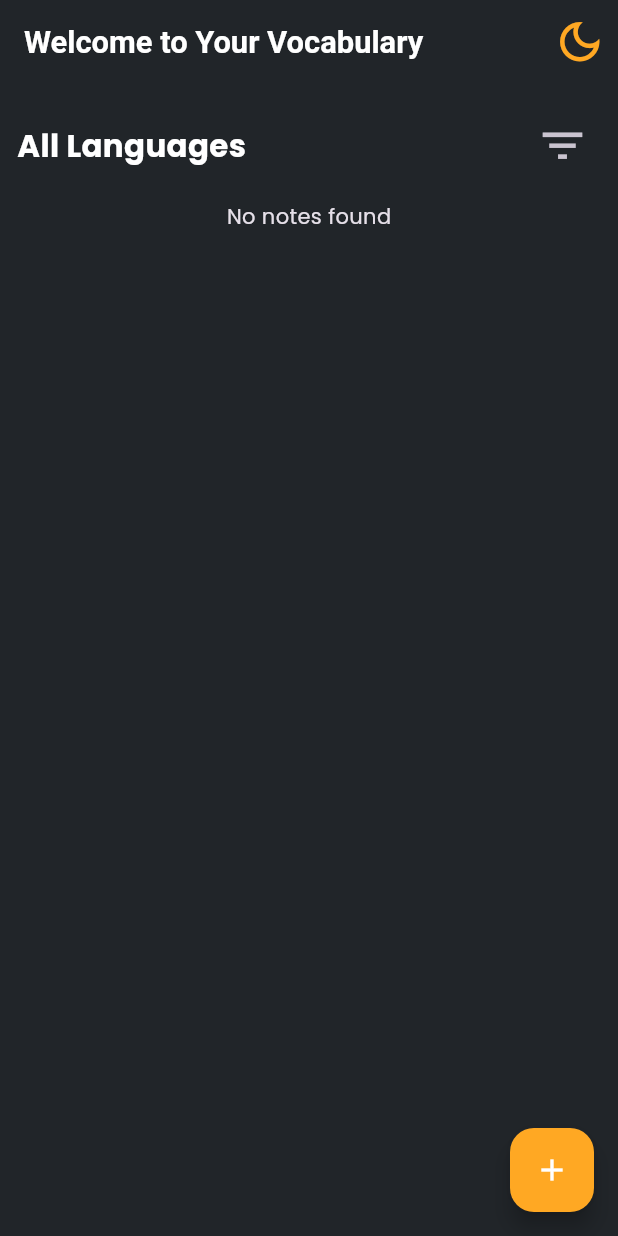
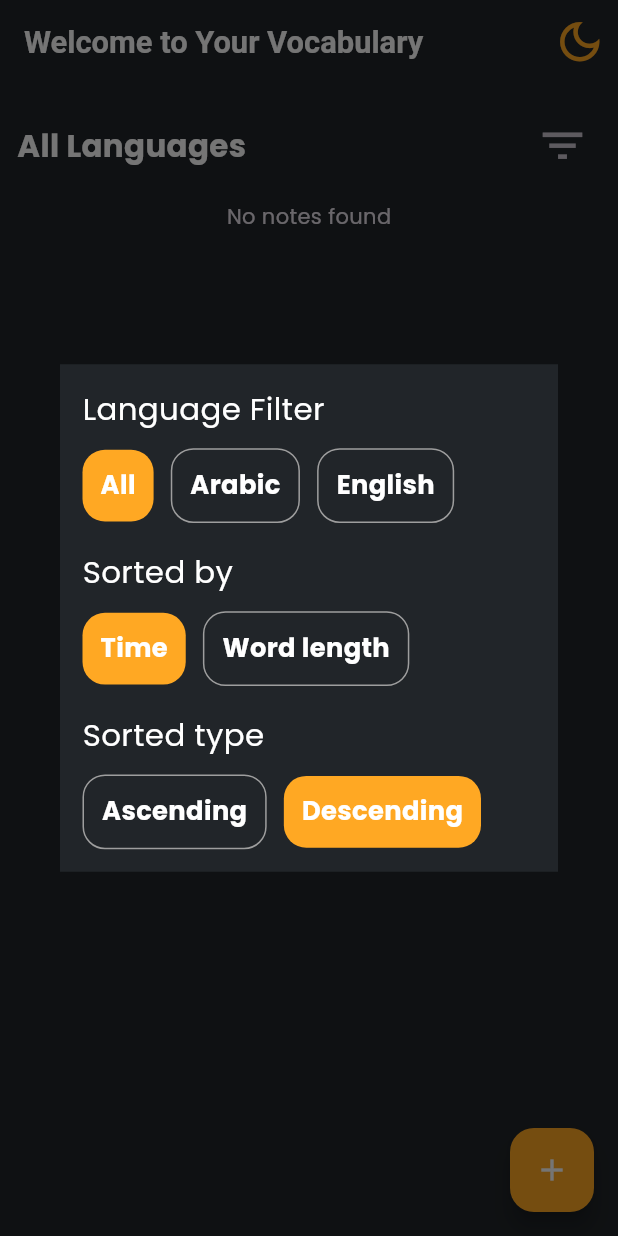
Before and after one commit to AbdoAlHady/Vocabulary_Note, a Flutter app: the screen it shows after launch, after a tap on the "filter list" icon, on a phone screen of 412 x 824 dp. Run offline on Flutter 3.47's test engine with Material 3 defaults, Android fonts, the phone set to English and light mode, and no system bars; drawn by our look-alikes of animated_text_kit; our stand-ins replace animated_background, delightful_toast, flutter_bloc, flutter_screenutil, flutter_svg, get_it and 1 more; accounts and stored records are empty.

Commit message:
- added filter for words

```diff
--- /dev/null
+++ b/devtools_options.yaml
@@ -0,0 +1,3 @@
+description: This file stores settings for Dart & Flutter DevTools.
+documentation: https://docs.flutter.dev/tools/devtools/extensions#configure-extension-enablement-states
+extensions:
--- a/lib/core/theme/app_text_styles.dart
+++ b/lib/core/theme/app_text_styles.dart
@@ -5,6 +5,12 @@ import 'package:vocabulary_note/core/theme/app_colors.dart';
 abstract class AppTextStyles{
 
 
+
+  static TextStyle font15WhiteBold= TextStyle(
+    fontSize: 15.sp,
+    fontWeight: FontWeight.w700,
+    color: AppColors.white,
+  );
   static  TextStyle font18DarkMedium= TextStyle(
     fontSize: 18.sp,
     fontWeight: FontWeight.w100,
--- a/lib/data/repos/note_repo.dart
+++ b/lib/data/repos/note_repo.dart
@@ -23,11 +23,11 @@ class NoteRepo {
   }
 
   // Get the note from the database by index
-  List<NoteModel> getAllNoteFromDatabase(
+  Future<List<NoteModel>> getAllNoteFromDatabase(
       {required LanguageFilter languageFilter,
       required SortedBy sortedBy,
-      required SortType sortType}) {
-    final noteList = noteBox!.values.toList();
+      required SortType sortType}) async {
+    final noteList = getNotesFromDatabase;
     _removeUnWantedWords(noteList, languageFilter);
     _applySorting(noteList, sortedBy, sortType);
     return noteList;
@@ -39,12 +39,13 @@ class NoteRepo {
       return;
     }
 
-    for (var note in noteList) {
+    for (var i = 0; i < noteList.length; i++) {
       if (languageFilter == LanguageFilter.arabicOnly &&
-              note.isArabic == false ||
+              noteList[i].isArabic == false ||
           languageFilter == LanguageFilter.englishOnly &&
-              note.isArabic == true) {
-        noteList.remove(note);
+              noteList[i].isArabic == true) {
+        noteList.removeAt(i);
+        i--;
       }
     }
   }
@@ -56,9 +57,9 @@ class NoteRepo {
         return;
       }
       _reverseList(noteList);
-    }else{
-      noteList.sort((a,b)=>a.text.length.compareTo(b.text.length));
-      if(sortType == SortType.ascending){
+    } else {
+      noteList.sort((a, b) => a.text.length.compareTo(b.text.length));
+      if (sortType == SortType.ascending) {
         return;
       }
       _reverseList(noteList);
@@ -66,10 +67,10 @@ class NoteRepo {
   }
 
   _reverseList(List<NoteModel> noteList) {
-   for(int i = 0; i < noteList.length ~/ 2; i++) {
-     final temp = noteList[i];
-     noteList[i] = noteList[noteList.length - i - 1];
-     noteList[noteList.length - i - 1] = temp;
-   }
+    for (int i = 0; i < noteList.length ~/ 2; i++) {
+      final temp = noteList[i];
+      noteList[i] = noteList[noteList.length - i - 1];
+      noteList[noteList.length - i - 1] = temp;
+    }
   }
 }
--- a/lib/logic/read_note_cubit/read_note_cubit.dart
+++ b/lib/logic/read_note_cubit/read_note_cubit.dart
@@ -1,9 +1,7 @@
 import 'package:flutter/foundation.dart';
 import 'package:flutter_bloc/flutter_bloc.dart';
 import 'package:vocabulary_note/core/enums/enums.dart';
-import 'package:vocabulary_note/data/models/note_model.dart';
 import 'package:vocabulary_note/data/repos/note_repo.dart';
-import 'package:vocabulary_note/helpers/hive_service.dart';
 import 'package:vocabulary_note/logic/read_note_cubit/read_note_state.dart';
 
 class ReadNoteCubit extends Cubit<ReadNoteState> {
@@ -17,22 +15,25 @@ class ReadNoteCubit extends Cubit<ReadNoteState> {
   void setLanguageFilter(LanguageFilter languageFilter) {
     this.languageFilter = languageFilter;
     emit(ReadNoteInitial());
+    getNotesFromDatabase();
   }
 
   void setSortedBy(SortedBy sortedBy) {
     this.sortedBy = sortedBy;
     emit(ReadNoteInitial());
+    getNotesFromDatabase();
   }
 
   void setSortType(SortType sortType) {
     this.sortType = sortType;
     emit(ReadNoteInitial());
+    getNotesFromDatabase();
   }
 
   void getNotesFromDatabase() async {
     emit(ReadNoteLoadingState());
     try {
-      final noteList = _repo.getAllNoteFromDatabase(
+      final noteList = await _repo.getAllNoteFromDatabase(
           languageFilter: languageFilter,
           sortedBy: sortedBy,
           sortType: sortType);
--- a/lib/ui/screens/home_screen.dart
+++ b/lib/ui/screens/home_screen.dart
@@ -18,9 +18,7 @@ class HomeScreen extends StatelessWidget {
 
   @override
   Widget build(BuildContext context) {
-    return BlocProvider(
-      create: (context) => ReadNoteCubit(getIt())..getNotesFromDatabase(),
-      child: Builder(builder: (context) {
+    return Builder(builder: (context) {
       return Scaffold(
         appBar: const HomeAppBar(),
         floatingActionButton: FloatingActionButton(
@@ -55,7 +53,6 @@ class HomeScreen extends StatelessWidget {
           ),
         ),
       );
-      }),
-    );
+    });
   }
 }
--- /dev/null
+++ b/lib/ui/widgets/home/filter_dialog/filter_buttons_widgets.dart
@@ -0,0 +1,40 @@
+import 'package:flutter/material.dart';
+import 'package:flutter_screenutil/flutter_screenutil.dart';
+import 'package:vocabulary_note/core/theme/app_colors.dart';
+import 'package:vocabulary_note/core/theme/app_text_styles.dart';
+import 'package:vocabulary_note/core/utis/extensions.dart';
+
+class FilterButtonsWidgets extends StatelessWidget {
+  const FilterButtonsWidgets(
+      {super.key,
+      required this.labels,
+      required this.onTaps,
+      required this.conditions});
+  final List<String> labels;
+  final List<VoidCallback> onTaps;
+  final List<bool> conditions;
+
+  @override
+  Widget build(BuildContext context) {
+    return Row(
+      children: List.generate(
+          labels.length,
+          (index) => GestureDetector(
+            onTap: onTaps[index],
+            child: Container(
+                  padding: EdgeInsets.symmetric(vertical: 10.w, horizontal: 10.h),
+                  margin: EdgeInsets.only(right: 10.w),
+                  decoration: BoxDecoration(
+                      border:conditions[index]?null : Border.all(color: Colors.grey),
+                      borderRadius: BorderRadius.circular(15),
+                      color:conditions[index]? AppColors.primary:null),
+                  child: Text(
+                    labels[index],
+                    style: AppTextStyles.font15WhiteBold.copyWith(
+                        color: conditions[index] ? AppColors.white : context.isDark()?AppColors.white: AppColors.dark),
+                  ),
+                ),
+          )),
+    );
+  }
+}
--- /dev/null
+++ b/lib/ui/widgets/home/filter_dialog/filters_dialog.dart
@@ -0,0 +1,36 @@
+import 'package:flutter/material.dart';
+import 'package:vocabulary_note/core/theme/app_colors.dart';
+import 'package:vocabulary_note/core/utis/extensions.dart';
+import 'package:vocabulary_note/helpers/spacing.dart';
+import 'package:vocabulary_note/ui/widgets/home/filter_dialog/language_filter.dart';
+import 'package:vocabulary_note/ui/widgets/home/filter_dialog/sorted_by_filter.dart';
+import 'package:vocabulary_note/ui/widgets/home/filter_dialog/sorted_type_filter.dart';
+
+class FiltersDialog extends StatelessWidget {
+  const FiltersDialog({super.key});
+
+  @override
+  Widget build(BuildContext context) {
+    return Dialog(
+      backgroundColor: context.isDark() ? AppColors.dark : AppColors.white,
+      shape: const RoundedRectangleBorder(
+        borderRadius: BorderRadius.zero,
+      ),
+      child:  Padding(
+        padding: const EdgeInsets.all(15),
+        child: Column(
+          crossAxisAlignment: CrossAxisAlignment.start,
+          mainAxisSize: MainAxisSize.min,
+          children: [
+            const LanguageFilterWidget(),
+            verticalSpace(15),
+            const SortedByFilter(),
+            verticalSpace(15),
+            const SortedTypeFilter()
+
+          ],
+        ),
+      ),
+    );
+  }
+}
--- /dev/null
+++ b/lib/ui/widgets/home/filter_dialog/language_filter.dart
@@ -0,0 +1,58 @@
+import 'package:flutter/material.dart';
+import 'package:flutter_bloc/flutter_bloc.dart';
+import 'package:vocabulary_note/core/theme/app_colors.dart';
+import 'package:vocabulary_note/core/theme/app_text_styles.dart';
+import 'package:vocabulary_note/core/utis/extensions.dart';
+import 'package:vocabulary_note/helpers/spacing.dart';
+import 'package:vocabulary_note/logic/read_note_cubit/read_note_state.dart';
+import 'package:vocabulary_note/ui/widgets/home/filter_dialog/filter_buttons_widgets.dart';
+
+import '../../../../core/enums/enums.dart';
+import '../../../../logic/read_note_cubit/read_note_cubit.dart';
+
+class LanguageFilterWidget extends StatelessWidget {
+  const LanguageFilterWidget({
+    super.key,
+  });
+
+  @override
+  Widget build(BuildContext context) {
+    return BlocBuilder<ReadNoteCubit, ReadNoteState>(
+      builder: (context, state) {
+        return Column(
+          crossAxisAlignment: CrossAxisAlignment.start,
+          children: [
+            Text(
+              'Language Filter',
+              style: AppTextStyles.font18DarkMedium.copyWith(
+                  color: context.isDark() ? AppColors.white : AppColors.dark),
+            ),
+            verticalSpace(10),
+            FilterButtonsWidgets(labels: const [
+              'All',
+              'Arabic',
+              'English'
+            ], onTaps: [
+              () => context
+                  .read<ReadNoteCubit>()
+                  .setLanguageFilter(LanguageFilter.all),
+              () => context
+                  .read<ReadNoteCubit>()
+                  .setLanguageFilter(LanguageFilter.arabicOnly),
+              () => context
+                  .read<ReadNoteCubit>()
+                  .setLanguageFilter(LanguageFilter.englishOnly),
+            ], conditions: [
+              context.read<ReadNoteCubit>().languageFilter ==
+                  LanguageFilter.all,
+              context.read<ReadNoteCubit>().languageFilter ==
+                  LanguageFilter.arabicOnly,
+              context.read<ReadNoteCubit>().languageFilter ==
+                  LanguageFilter.englishOnly,
+            ]),
+          ],
+        );
+      },
+    );
+  }
+}
--- /dev/null
+++ b/lib/ui/widgets/home/filter_dialog/sorted_by_filter.dart
@@ -0,0 +1,45 @@
+import 'package:flutter/material.dart';
+import 'package:flutter_bloc/flutter_bloc.dart';
+import 'package:vocabulary_note/core/enums/enums.dart';
+import 'package:vocabulary_note/core/theme/app_colors.dart';
+import 'package:vocabulary_note/core/theme/app_text_styles.dart';
+import 'package:vocabulary_note/core/utis/extensions.dart';
+import 'package:vocabulary_note/helpers/spacing.dart';
+import 'package:vocabulary_note/logic/read_note_cubit/read_note_cubit.dart';
+import 'package:vocabulary_note/logic/read_note_cubit/read_note_state.dart';
+import 'package:vocabulary_note/ui/widgets/home/filter_dialog/filter_buttons_widgets.dart';
+
+class SortedByFilter extends StatelessWidget {
+  const SortedByFilter({super.key});
+
+  @override
+  Widget build(BuildContext context) {
+    return BlocBuilder<ReadNoteCubit, ReadNoteState>(
+      builder: (context, state) {
+        return Column(
+          crossAxisAlignment: CrossAxisAlignment.start,
+          children: [
+            Text(
+              'Sorted by',
+              style: AppTextStyles.font18DarkMedium.copyWith(
+                  color: context.isDark() ? AppColors.white : AppColors.dark),
+            ),
+            verticalSpace(10),
+            FilterButtonsWidgets(labels: const [
+              'Time',
+              'Word length',
+            ], onTaps: [
+              () => context.read<ReadNoteCubit>().setSortedBy(SortedBy.time),
+              () => context
+                  .read<ReadNoteCubit>()
+                  .setSortedBy(SortedBy.wordLength),
+            ], conditions: [
+              context.read<ReadNoteCubit>().sortedBy == SortedBy.time,
+              context.read<ReadNoteCubit>().sortedBy == SortedBy.wordLength,
+            ]),
+          ],
+        );
+      },
+    );
+  }
+}
--- /dev/null
+++ b/lib/ui/widgets/home/filter_dialog/sorted_type_filter.dart
@@ -0,0 +1,44 @@
+import 'package:flutter/material.dart';
+import 'package:flutter_bloc/flutter_bloc.dart';
+import 'package:vocabulary_note/core/enums/enums.dart';
+import 'package:vocabulary_note/core/theme/app_colors.dart';
+import 'package:vocabulary_note/core/theme/app_text_styles.dart';
+import 'package:vocabulary_note/core/utis/extensions.dart';
+import 'package:vocabulary_note/helpers/spacing.dart';
+import 'package:vocabulary_note/logic/read_note_cubit/read_note_cubit.dart';
+import 'package:vocabulary_note/logic/read_note_cubit/read_note_state.dart';
+import 'package:vocabulary_note/ui/widgets/home/filter_dialog/filter_buttons_widgets.dart';
+
+class SortedTypeFilter extends StatelessWidget {
+  const SortedTypeFilter({super.key});
+
+  @override
+  Widget build(BuildContext context) {
+    return  BlocBuilder<ReadNoteCubit, ReadNoteState>(
+      builder: (context, state) {
+        return Column(
+          crossAxisAlignment: CrossAxisAlignment.start,
+          children: [
+            Text(
+              'Sorted type',
+              style: AppTextStyles.font18DarkMedium.copyWith(
+                  color: context.isDark() ? AppColors.white : AppColors.dark),
+            ),
+            verticalSpace(10),
+            FilterButtonsWidgets(labels: const [
+              'Ascending',
+              'Descending',
+            ], onTaps: [
+              () => context.read<ReadNoteCubit>().setSortType(SortType.ascending),
+              () => context.read<ReadNoteCubit>().setSortType(SortType.descending),
+
+            ], conditions: [
+              context.read<ReadNoteCubit>().sortType == SortType.ascending,
+              context.read<ReadNoteCubit>().sortType == SortType.descending,
+            ]),
+          ],
+        );
+      },
+    );
+  }
+}
--- /dev/null
+++ b/lib/ui/widgets/home/filter_text_widget.dart
@@ -0,0 +1,41 @@
+import 'package:flutter/material.dart';
+import 'package:flutter_bloc/flutter_bloc.dart';
+import 'package:vocabulary_note/core/enums/enums.dart';
+import 'package:vocabulary_note/core/theme/app_colors.dart';
+import 'package:vocabulary_note/core/theme/app_text_styles.dart';
+import 'package:vocabulary_note/core/utis/extensions.dart';
+import 'package:vocabulary_note/logic/read_note_cubit/read_note_cubit.dart';
+import 'package:vocabulary_note/logic/read_note_cubit/read_note_state.dart';
+
+class FilterTextWidget extends StatelessWidget {
+  const FilterTextWidget({
+    super.key,
+  });
+
+  @override
+  Widget build(BuildContext context) {
+    return BlocBuilder<ReadNoteCubit, ReadNoteState>(
+      builder: (context, state) {
+        var cubit = context.read<ReadNoteCubit>();
+        return Text(
+          _getFilterText(cubit.languageFilter),
+          style: AppTextStyles.font18DarkBold.copyWith(
+              color: context.isDark() ? AppColors.white : AppColors.dark),
+        );
+      },
+    );
+  }
+
+  String _getFilterText(LanguageFilter filter) {
+    switch (filter) {
+      case LanguageFilter.all:
+        return 'All Languages';
+      case LanguageFilter.englishOnly:
+        return 'English Word';
+      case LanguageFilter.arabicOnly:
+        return 'Arabic Word';
+      default:
+        return 'All Languages';
+    }
+  }
+}
--- a/lib/ui/widgets/home/home_filter.dart
+++ b/lib/ui/widgets/home/home_filter.dart
@@ -1,8 +1,7 @@
 import 'package:flutter/material.dart';
-import 'package:vocabulary_note/core/theme/app_colors.dart';
-import 'package:vocabulary_note/core/utis/extensions.dart';
 
-import '../../../core/theme/app_text_styles.dart';
+import 'package:vocabulary_note/ui/widgets/home/filter_dialog/filters_dialog.dart';
+import 'package:vocabulary_note/ui/widgets/home/filter_text_widget.dart';
 
 class HomeFilter extends StatelessWidget {
   const HomeFilter({super.key});
@@ -11,16 +10,23 @@ class HomeFilter extends StatelessWidget {
   Widget build(BuildContext context) {
     return Row(
       children: [
-        Text('All Languages',
-            style: AppTextStyles.font18DarkBold.copyWith(
-                color: context.isDark() ? AppColors.white : AppColors.dark)),
+        const FilterTextWidget(),
         const Spacer(),
-        IconButton(
-          icon: const Icon(
-            Icons.filter_list,
-            size: 35,
-          ),
-          onPressed: () {},
+        Builder(
+          builder: (context) {
+            return IconButton(
+              icon: const Icon(
+                Icons.filter_list,
+                size: 35,
+              ),
+              onPressed: () {
+                showDialog(
+                  context: context,
+                  builder: (context) => const FiltersDialog(),
+                );
+              },
+            );
+          }
         ),
       ],
     );
--- a/lib/vocabulary_note_app.dart
+++ b/lib/vocabulary_note_app.dart
@@ -1,8 +1,11 @@
 import 'package:flutter/material.dart';
+import 'package:flutter_bloc/flutter_bloc.dart';
 import 'package:flutter_screenutil/flutter_screenutil.dart';
+import 'package:vocabulary_note/core/di/depndancy_injection.dart';
 import 'package:vocabulary_note/core/routing/app_router.dart';
 import 'package:vocabulary_note/core/routing/routes.dart';
 import 'package:vocabulary_note/core/theme/app_theme.dart';
+import 'package:vocabulary_note/logic/read_note_cubit/read_note_cubit.dart';
 
 class VocabularyNoteApp extends StatelessWidget {
   const VocabularyNoteApp({super.key});
@@ -14,11 +17,14 @@ class VocabularyNoteApp extends StatelessWidget {
       minTextAdapt: true,
       splitScreenMode: true,
       builder: (context, child) {
-        return  MaterialApp(
-          debugShowCheckedModeBanner: false,
-          onGenerateRoute: AppRouter().onGenerateRoute,
-          initialRoute: Routes.splashScreen,
-          theme: AppTheme.darkTheme,
+        return BlocProvider(
+          create: (context) => ReadNoteCubit(getIt())..getNotesFromDatabase(),
+          child: MaterialApp(
+            debugShowCheckedModeBanner: false,
+            onGenerateRoute: AppRouter().onGenerateRoute,
+            initialRoute: Routes.splashScreen,
+            theme: AppTheme.darkTheme,
+          ),
         );
       },
     );
```
Lines whose indentation alone changed are shown as unchanged.
